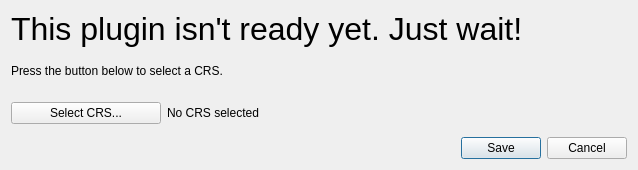
mstuyts/QuickCRS, file quickcrs_dialog_base.ui: the form before one commit.
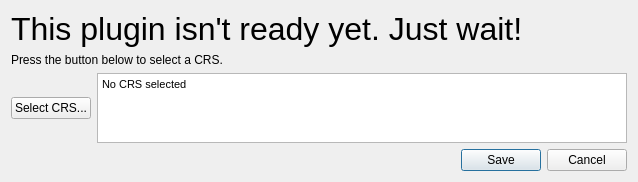
The form after the commit.

Diff of the .ui file:
```diff
--- a/quickcrs_dialog_base.ui
+++ b/quickcrs_dialog_base.ui
@@ -54,9 +54,13 @@
         </widget>
        </item>
        <item>
-        <widget class="QLabel" name="label_3">
-         <property name="text">
-          <string>No CRS selected</string>
+        <widget class="QTextBrowser" name="labelselectedcrs">
+         <property name="html">
+          <string>&lt;!DOCTYPE HTML PUBLIC &quot;-//W3C//DTD HTML 4.0//EN&quot; &quot;http://www.w3.org/TR/REC-html40/strict.dtd&quot;&gt;
+&lt;html&gt;&lt;head&gt;&lt;meta name=&quot;qrichtext&quot; content=&quot;1&quot; /&gt;&lt;style type=&quot;text/css&quot;&gt;
+p, li { white-space: pre-wrap; }
+&lt;/style&gt;&lt;/head&gt;&lt;body style=&quot; font-family:'MS Shell Dlg 2'; font-size:8.25pt; font-weight:400; font-style:normal;&quot;&gt;
+&lt;p style=&quot; margin-top:0px; margin-bottom:0px; margin-left:0px; margin-right:0px; -qt-block-indent:0; text-indent:0px;&quot;&gt;&lt;span style=&quot; font-size:8pt;&quot;&gt;No CRS selected&lt;/span&gt;&lt;/p&gt;&lt;/body&gt;&lt;/html&gt;</string>
          </property>
         </widget>
        </item>
```
